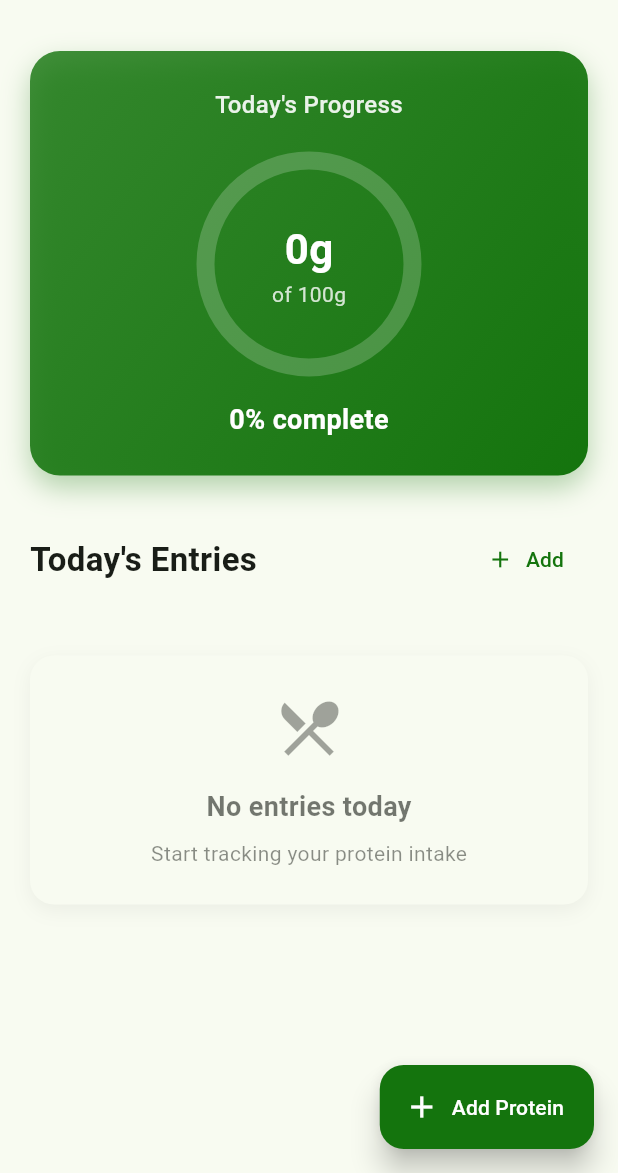
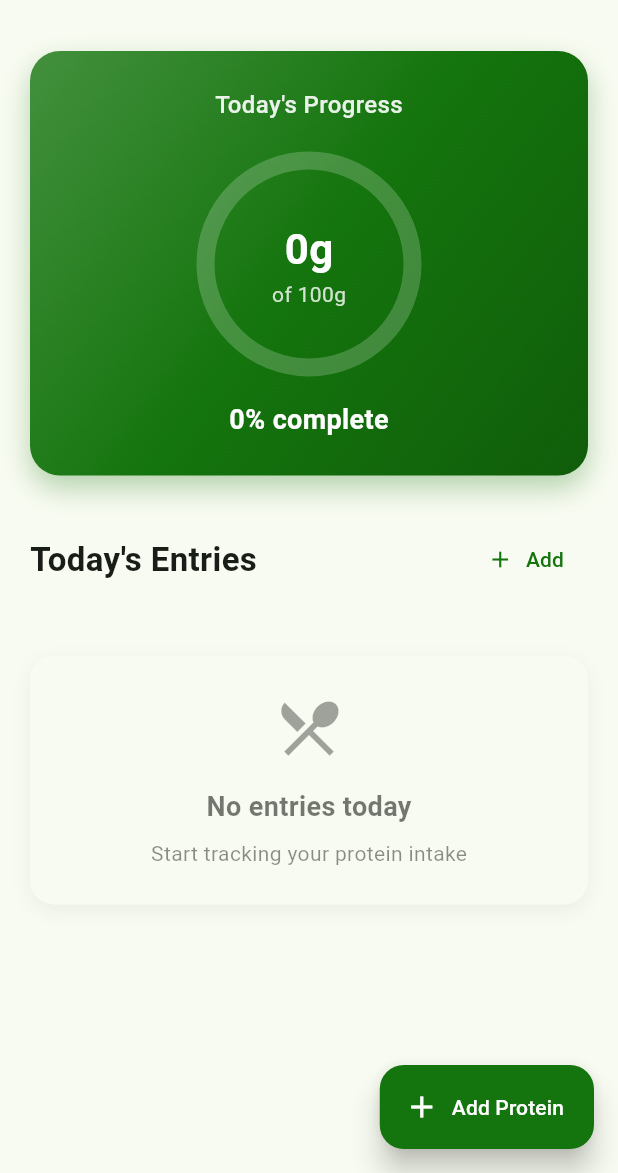
Before and after one commit to momo5502/protein-tracker, a Flutter app: the screen it shows after launch, on a phone screen of 412 x 824 dp, the part 63-1236 px from its top. Run offline on Flutter 3.47's test engine with Material 3 defaults, Android fonts, the light colour scheme and no system bars; our stand-ins replace flutter_colorpicker, shared_preferences; Roboto replaces fonts that are missing (SF Pro Display).

Commit message:
Better background gradient

```diff
--- a/lib/main.dart
+++ b/lib/main.dart
@@ -546,7 +546,11 @@ class _HomePageState extends State<HomePage> with TickerProviderStateMixin {
                   padding: const EdgeInsets.all(24),
                   decoration: BoxDecoration(
                     gradient: LinearGradient(
-                      colors: [_progressColor.withOpacity(0.8), _progressColor],
+                      colors: [
+                        Color.lerp(Colors.white, _progressColor, 0.8)!,
+                        _progressColor,
+                        Color.lerp(Colors.black, _progressColor, 0.8)!
+                      ],
                       begin: Alignment.topLeft,
                       end: Alignment.bottomRight,
                     ),
```
